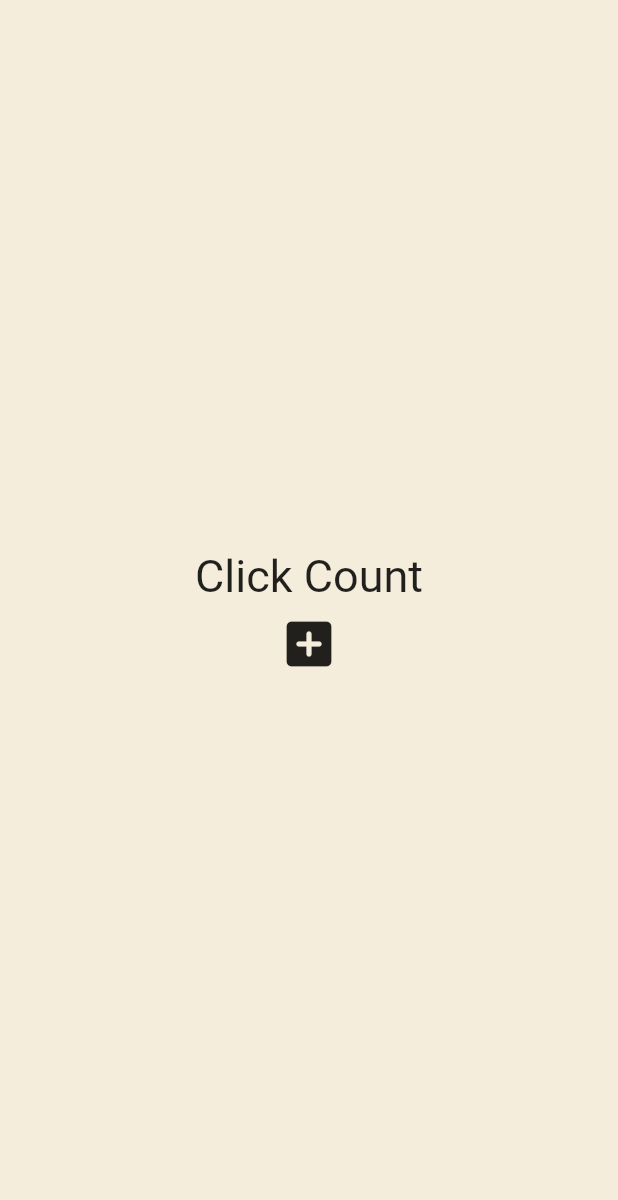
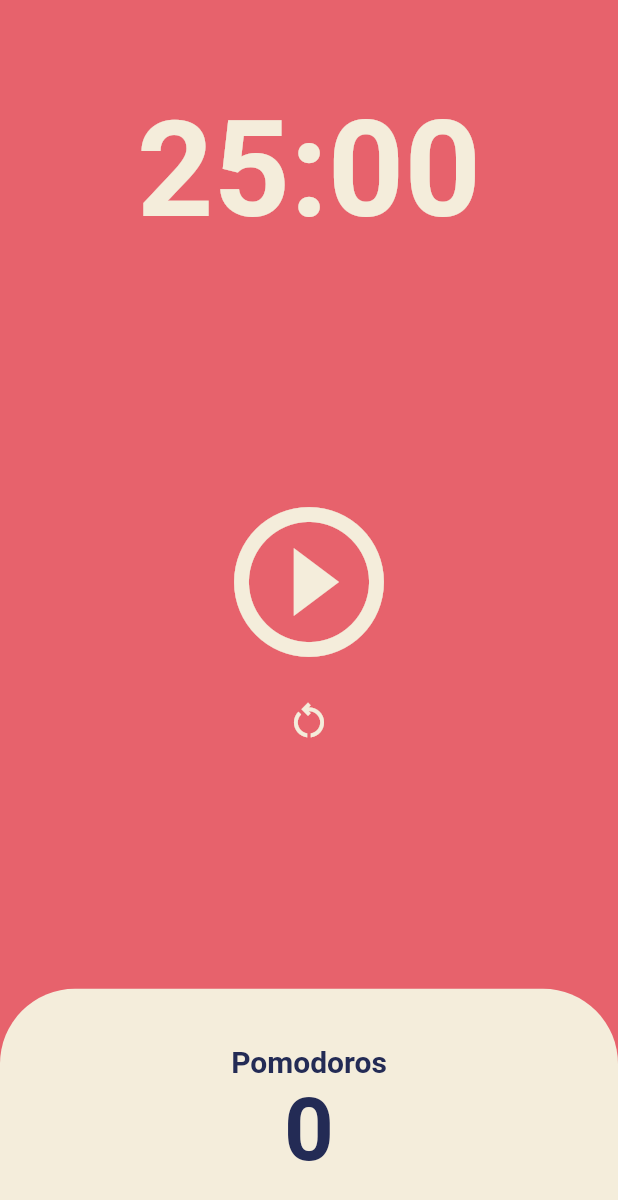
Before and after one commit to YewonYeo/LearnFlutter, a Flutter app: the screen it shows after launch, on a phone screen of 412 x 824 dp. Shown: the top 1200 px of the screen. Run offline on Flutter 3.47's test engine with Material 2 defaults, Android fonts, the phone set to English and light mode, and no system bars.

Commit message:
~ 5 pomodoro

```diff
--- a/toonflix/lib/main.dart
+++ b/toonflix/lib/main.dart
@@ -1,49 +1,28 @@
 import 'package:flutter/material.dart';
+import 'package:toonflix/screens/home_screen.dart';
 
 void main() {
   runApp(const App());
 }
 
-class App extends StatefulWidget {
+class App extends StatelessWidget {
   const App({super.key});
-
-  @override
-  State<App> createState() => _AppState();
-}
-
-class _AppState extends State<App> {
-  List<int> numbers = [];
-
-  void onClicked() {
-    setState(() {
-      numbers.add(numbers.length);
-    });
-  }
 
   @override
   Widget build(BuildContext context) {
     return MaterialApp(
-      home: Scaffold(
-        backgroundColor: const Color(0xFFF4EDDB),
-        body: Center(
-          child: Column(
-            mainAxisAlignment: MainAxisAlignment.center,
-            children: [
-              const Text(
-                'Click Count',
-                style: TextStyle(fontSize: 30),
-              ),
-              for (var n in numbers) Text('$n'),
-              IconButton(
-                  iconSize: 40,
-                  onPressed: onClicked,
-                  icon: const Icon(
-                    Icons.add_box_rounded,
-                  ))
-            ],
+      theme: ThemeData(
+        colorScheme: ColorScheme.fromSwatch(
+          backgroundColor: const Color(0xFFE7626C),
+        ),
+        textTheme: const TextTheme(
+          displayLarge: TextStyle(
+            color: Color(0xFF232B55),
           ),
         ),
+        cardColor: const Color(0xFFF4EDDB),
       ),
+      home: HomeScreen(),
     );
   }
 }
--- /dev/null
+++ b/toonflix/lib/screens/home_screen.dart
@@ -0,0 +1,158 @@
+import 'package:flutter/material.dart';
+import 'dart:async';
+
+class HomeScreen extends StatefulWidget {
+  const HomeScreen({super.key});
+
+  @override
+  State<HomeScreen> createState() => _HomeScreenState();
+}
+
+class _HomeScreenState extends State<HomeScreen> {
+  static const twentyFiveMinutes = 1500;
+  int totalSeconds = twentyFiveMinutes;
+  bool isRunning = false;
+  int totalPomodors = 0;
+  late Timer timer;
+
+  void onTick(Timer timer) {
+    if (totalSeconds == 0) {
+      setState(() {
+        totalPomodors = totalPomodors + 1;
+        isRunning = false;
+        totalSeconds = twentyFiveMinutes;
+      });
+      timer.cancel();
+    } else {
+      setState(() {
+        totalSeconds = totalSeconds - 1;
+      });
+    }
+  }
+
+  void onStartPressed() {
+    timer = Timer.periodic(
+      const Duration(seconds: 1),
+      onTick,
+    );
+    setState(() {
+      isRunning = true;
+    });
+  }
+
+  void onPausePressed() {
+    timer.cancel();
+    setState(() {
+      isRunning = false;
+    });
+  }
+
+  void onRestartPressed() {
+    timer.cancel();
+    setState(() {
+      isRunning = false;
+      totalSeconds = twentyFiveMinutes;
+    });
+  }
+
+  String format(int seconds) {
+    var duration = Duration(seconds: seconds);
+    return duration.toString().split(".").first.substring(2, 7);
+  }
+
+  @override
+  Widget build(BuildContext context) {
+    return Scaffold(
+      backgroundColor: Theme.of(context).colorScheme.background,
+      body: Column(
+        children: [
+          Flexible(
+            flex: 1,
+            child: Container(
+              alignment: Alignment.bottomCenter,
+              child: Text(
+                format(totalSeconds),
+                style: TextStyle(
+                  color: Theme.of(context).cardColor,
+                  fontSize: 89,
+                  fontWeight: FontWeight.w600,
+                ),
+              ),
+            ),
+          ),
+          Flexible(
+            flex: 3,
+            child: Column(
+              mainAxisAlignment: MainAxisAlignment.center,
+              children: [
+                Center(
+                  child: IconButton(
+                    iconSize: 120,
+                    color: Theme.of(context).cardColor,
+                    icon: Icon(
+                      isRunning
+                          ? Icons.pause_circle_outline
+                          : Icons.play_circle_outline,
+                    ),
+                    onPressed: isRunning ? onPausePressed : onStartPressed,
+                  ),
+                ),
+                Center(
+                  child: IconButton(
+                    iconSize: 30,
+                    color: Theme.of(context).cardColor,
+                    icon: const Icon(
+                      Icons.restart_alt_outlined,
+                    ),
+                    onPressed: onRestartPressed,
+                  ),
+                ),
+              ],
+            ),
+          ),
+          Flexible(
+            flex: 1,
+            child: Row(
+              children: [
+                Expanded(
+                  child: Container(
+                    decoration: BoxDecoration(
+                      borderRadius: const BorderRadius.only(
+                        topLeft: Radius.circular(50),
+                        topRight: Radius.circular(50),
+                      ),
+                      color: Theme.of(context).cardColor,
+                    ),
+                    child: Column(
+                      mainAxisAlignment: MainAxisAlignment.center,
+                      children: [
+                        Text(
+                          'Pomodoros',
+                          style: TextStyle(
+                            fontSize: 20,
+                            fontWeight: FontWeight.w600,
+                            color:
+                                Theme.of(context).textTheme.displayLarge!.color,
+                          ),
+                        ),
+                        Text(
+                          '$totalPomodors',
+                          style: TextStyle(
+                            fontSize: 58,
+                            fontWeight: FontWeight.w600,
+                            color:
+                                Theme.of(context).textTheme.displayLarge!.color,
+                          ),
+                        ),
+                      ],
+                    ),
+                  ),
+                ),
+              ],
+            ),
+          ),
+        ],
+      ),
+    );
+  }
+}
```
